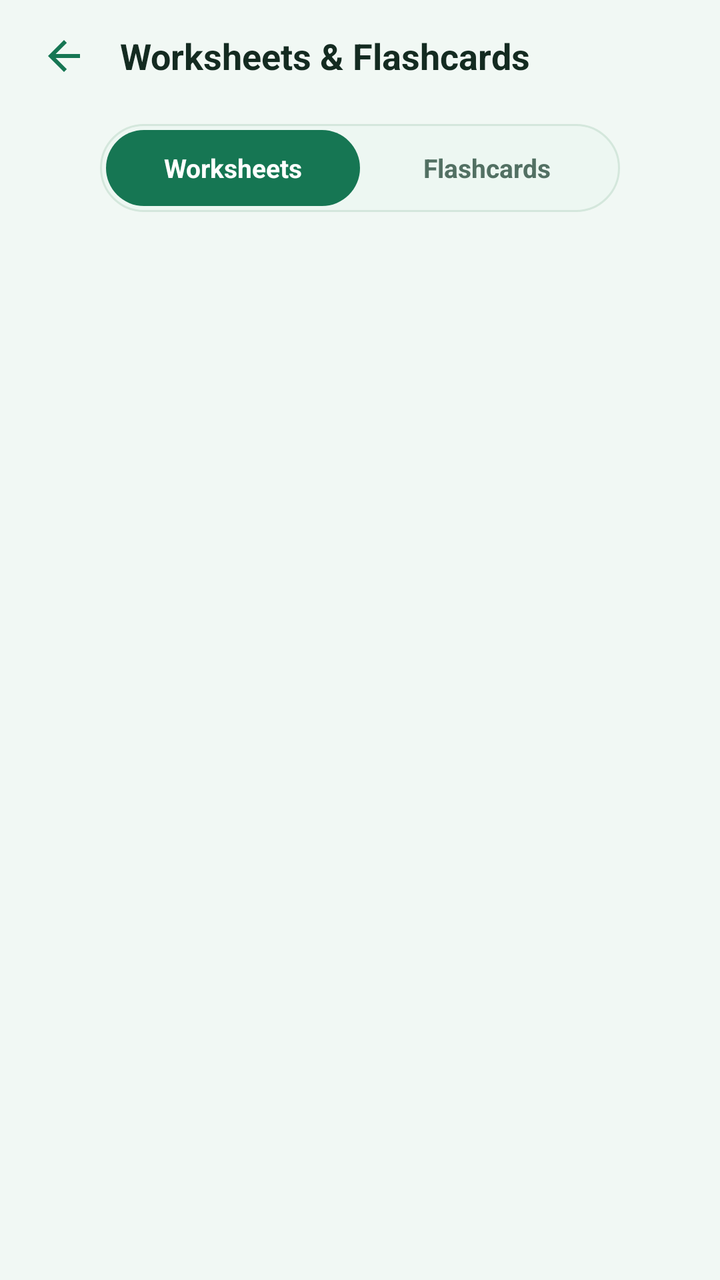
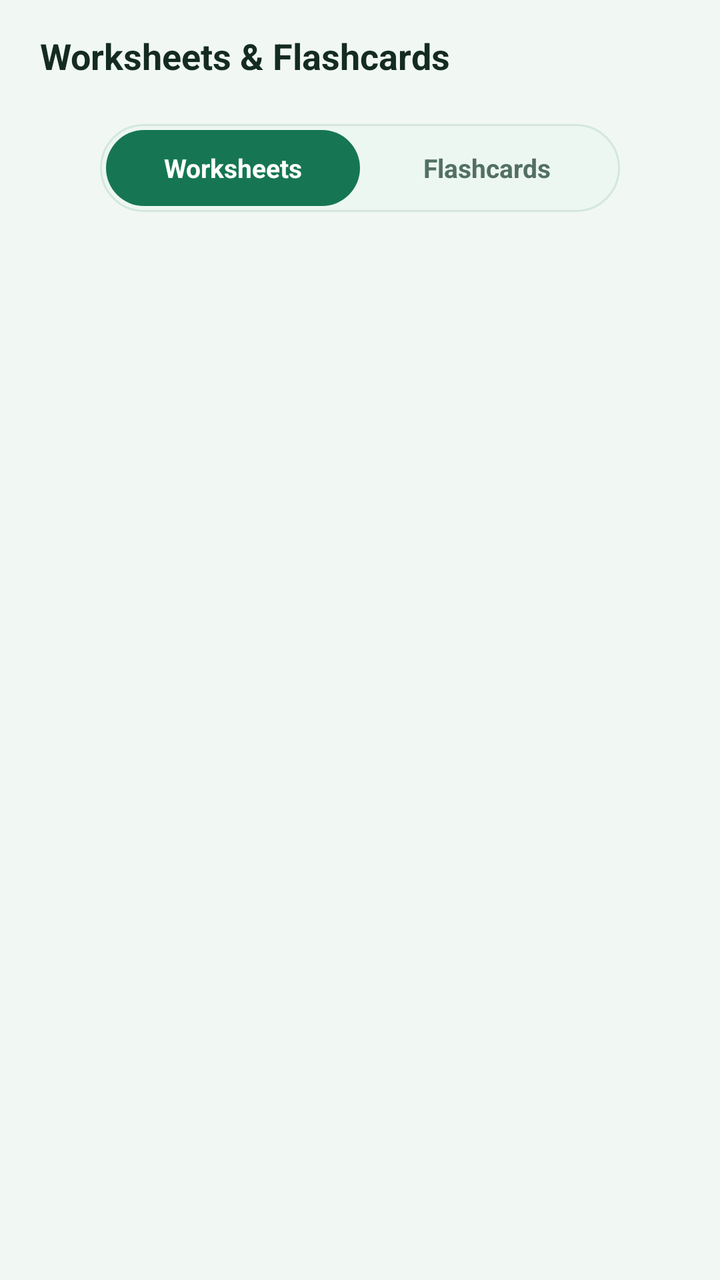

Before-and-after screenshots of an Android layout around one commit, followed by the original layout XML and the change that was made.
<!-- AndroidManifest.xml: application theme Theme.VernacularLearning -->
<!-- res/layout/fragment_worksheets.xml -->
<?xml version="1.0" encoding="utf-8"?>
<androidx.constraintlayout.widget.ConstraintLayout xmlns:android="http://schemas.android.com/apk/res/android"
    xmlns:app="http://schemas.android.com/apk/res-auto"
    xmlns:tools="http://schemas.android.com/tools"
    android:layout_width="match_parent"
    android:layout_height="match_parent"
    android:background="?attr/customBackgroundColor">

    
    <LinearLayout
        android:id="@+id/worksheetsTopBar"
        android:layout_width="match_parent"
        android:layout_height="56dp"
        android:gravity="center_vertical"
        android:orientation="horizontal"
        android:paddingHorizontal="16dp"
        app:layout_constraintEnd_toEndOf="parent"
        app:layout_constraintStart_toStartOf="parent"
        app:layout_constraintTop_toTopOf="parent">

        <ImageView
            android:id="@+id/btnWorksheetsBack"
            android:layout_width="32dp"
            android:layout_height="32dp"
            android:background="?attr/selectableItemBackgroundBorderless"
            android:contentDescription="Back"
            android:padding="4dp"
            android:src="@drawable/ic_arrow_back"
            app:tint="?attr/customPrimaryColor" />

        <TextView
            android:layout_width="0dp"
            android:layout_height="wrap_content"
            android:layout_marginStart="12dp"
            android:layout_weight="1"
            android:text="@string/worksheets_and_flashcards"
            android:textColor="?attr/customTextColor"
            android:textSize="18sp"
            android:textStyle="bold" />
    </LinearLayout>

    
    <LinearLayout
        android:id="@+id/tabContainer"
        android:layout_width="260dp"
        android:layout_height="44dp"
        android:layout_marginTop="6dp"
        android:background="@drawable/bg_tab_container"
        android:orientation="horizontal"
        android:padding="3dp"
        app:layout_constraintEnd_toEndOf="parent"
        app:layout_constraintStart_toStartOf="parent"
        app:layout_constraintTop_toBottomOf="@+id/worksheetsTopBar">

        
        <TextView
            android:id="@+id/tabWorksheets"
            android:layout_width="0dp"
            android:layout_height="match_parent"
            android:layout_weight="1"
            android:background="@drawable/bg_tab_selected"
            android:clickable="true"
            android:focusable="true"
            android:gravity="center"
            android:text="@string/tab_worksheets"
            android:textColor="?attr/colorOnPrimary"
            android:textSize="13sp"
            android:textStyle="bold" />

        
        <TextView
            android:id="@+id/tabFlashcards"
            android:layout_width="0dp"
            android:layout_height="match_parent"
            android:layout_weight="1"
            android:background="@drawable/bg_tab_unselected"
            android:clickable="true"
            android:focusable="true"
            android:gravity="center"
            android:text="@string/tab_flashcards"
            android:textColor="?attr/customTextSecondaryColor"
            android:textSize="13sp"
            android:textStyle="bold" />
    </LinearLayout>

    
    <androidx.recyclerview.widget.RecyclerView
        android:id="@+id/rvWorksheets"
        android:layout_width="0dp"
        android:layout_height="0dp"
        android:layout_marginTop="12dp"
        android:clipToPadding="false"
        android:paddingHorizontal="20dp"
        android:paddingBottom="24dp"
        app:layout_constraintBottom_toBottomOf="parent"
        app:layout_constraintEnd_toEndOf="parent"
        app:layout_constraintStart_toStartOf="parent"
        app:layout_constraintTop_toBottomOf="@+id/tabContainer"
        tools:listitem="@layout/item_worksheet_card" />

    
    <FrameLayout
        android:id="@+id/flashcardTabContainer"
        android:layout_width="0dp"
        android:layout_height="0dp"
        android:visibility="gone"
        app:layout_constraintBottom_toBottomOf="parent"
        app:layout_constraintEnd_toEndOf="parent"
        app:layout_constraintStart_toStartOf="parent"
        app:layout_constraintTop_toBottomOf="@+id/tabContainer" />

</androidx.constraintlayout.widget.ConstraintLayout>
<!-- res/layout/item_worksheet_card.xml (included above) -->
<?xml version="1.0" encoding="utf-8"?>
<com.google.android.material.card.MaterialCardView xmlns:android="http://schemas.android.com/apk/res/android"
    xmlns:app="http://schemas.android.com/apk/res-auto"
    android:id="@+id/cardWorksheetRoot"
    android:layout_width="match_parent"
    android:layout_height="wrap_content"
    android:layout_marginBottom="14dp"
    app:cardBackgroundColor="?attr/customCardColor"
    app:cardCornerRadius="16dp"
    app:cardElevation="1dp"
    app:strokeColor="?attr/customBorderColor"
    app:strokeWidth="1dp">

    <LinearLayout
        android:layout_width="match_parent"
        android:layout_height="wrap_content"
        android:orientation="vertical"
        android:padding="16dp">

        
        <TextView
            android:id="@+id/tvWorksheetTitle"
            android:layout_width="wrap_content"
            android:layout_height="wrap_content"
            android:text="@string/worksheet_numbers_title"
            android:textColor="?attr/customTextColor"
            android:textSize="16sp"
            android:textStyle="bold" />

        <TextView
            android:id="@+id/tvWorksheetSubtitle"
            android:layout_width="wrap_content"
            android:layout_height="wrap_content"
            android:layout_marginTop="2dp"
            android:text="@string/worksheet_numbers_sub"
            android:textColor="?attr/customTextSecondaryColor"
            android:textSize="12sp" />

        
        <com.google.android.material.card.MaterialCardView
            android:layout_width="match_parent"
            android:layout_height="64dp"
            android:layout_marginTop="10dp"
            app:cardBackgroundColor="?attr/customCardTintColor"
            app:cardCornerRadius="10dp"
            app:cardElevation="0dp"
            app:strokeColor="?attr/customBorderColor"
            app:strokeWidth="1dp">

            <FrameLayout
                android:layout_width="match_parent"
                android:layout_height="match_parent">

                
                <ImageView
                    android:id="@+id/ivWorksheetPreview"
                    android:layout_width="match_parent"
                    android:layout_height="match_parent"
                    android:contentDescription="Worksheet Preview"
                    android:padding="6dp"
                    android:scaleType="fitCenter"
                    android:src="@drawable/ic_apples_three" />

                
                <TextView
                    android:id="@+id/tvWorksheetMathPreview"
                    android:layout_width="wrap_content"
                    android:layout_height="wrap_content"
                    android:layout_gravity="center"
                    android:letterSpacing="0.1"
                    android:text="2 + 3 = ?"
                    android:textColor="?attr/customPrimaryColor"
                    android:textSize="18sp"
                    android:textStyle="bold"
                    android:visibility="gone" />
            </FrameLayout>
        </com.google.android.material.card.MaterialCardView>

        
        <ProgressBar
            android:id="@+id/pbWorksheetDownload"
            style="?android:attr/progressBarStyleHorizontal"
            android:layout_width="match_parent"
            android:layout_height="6dp"
            android:layout_marginTop="10dp"
            android:indeterminate="false"
            android:max="100"
            android:progress="45"
            android:progressTint="?attr/customPrimaryColor"
            android:visibility="gone" />

        
        <com.google.android.material.button.MaterialButton
            android:id="@+id/btnDownloadPdf"
            android:layout_width="match_parent"
            android:layout_height="44dp"
            android:layout_marginTop="12dp"
            android:backgroundTint="?attr/customPrimaryColor"
            android:text="@string/btn_download_pdf"
            android:textAllCaps="false"
            android:textColor="?attr/colorOnPrimary"
            android:textSize="13sp"
            android:textStyle="bold"
            app:cornerRadius="22dp"
            app:icon="@drawable/ic_pdf"
            app:iconGravity="textStart"
            app:iconSize="18dp"
            app:iconTint="?attr/colorOnPrimary" />

    </LinearLayout>
</com.google.android.material.card.MaterialCardView>
<!-- resources referenced by this layout -->
<resources>
  <!-- drawable ic_arrow_back (drawable) -->
  <vector xmlns:android="http://schemas.android.com/apk/res/android"
      android:width="24dp"
      android:height="24dp"
      android:viewportWidth="24"
      android:viewportHeight="24">
    <path
        android:fillColor="#167653"
        android:pathData="M20,11H7.83l5.59,-5.59L12,4l-8,8 8,8 1.41,-1.41L7.83,13H20v-2z"/>
  </vector>
  <!-- unchanged entries left out for length: 24 -->
</resources>

<!-- the commit's change to res/layout/fragment_worksheets.xml (unified diff, before → after) -->
@@ -13,26 +13,15 @@
         android:layout_height="56dp"
         android:gravity="center_vertical"
         android:orientation="horizontal"
-        android:paddingHorizontal="16dp"
+        android:paddingHorizontal="20dp"
         app:layout_constraintEnd_toEndOf="parent"
         app:layout_constraintStart_toStartOf="parent"
         app:layout_constraintTop_toTopOf="parent">
 
-        <ImageView
-            android:id="@+id/btnWorksheetsBack"
-            android:layout_width="32dp"
-            android:layout_height="32dp"
-            android:background="?attr/selectableItemBackgroundBorderless"
-            android:contentDescription="Back"
-            android:padding="4dp"
-            android:src="@drawable/ic_arrow_back"
-            app:tint="?attr/customPrimaryColor" />
-
         <TextView
-            android:layout_width="0dp"
+            android:id="@+id/tvWorksheetsHeaderTitle"
+            android:layout_width="wrap_content"
             android:layout_height="wrap_content"
-            android:layout_marginStart="12dp"
-            android:layout_weight="1"
             android:text="@string/worksheets_and_flashcards"
             android:textColor="?attr/customTextColor"
             android:textSize="18sp"
@@ -84,30 +73,267 @@
     </LinearLayout>
 
     
-    <androidx.recyclerview.widget.RecyclerView
-        android:id="@+id/rvWorksheets"
+    <androidx.constraintlayout.widget.ConstraintLayout
+        android:id="@+id/layoutWorksheetsContent"
         android:layout_width="0dp"
         android:layout_height="0dp"
         android:layout_marginTop="12dp"
-        android:clipToPadding="false"
-        android:paddingHorizontal="20dp"
-        android:paddingBottom="24dp"
+        android:visibility="visible"
         app:layout_constraintBottom_toBottomOf="parent"
         app:layout_constraintEnd_toEndOf="parent"
         app:layout_constraintStart_toStartOf="parent"
-        app:layout_constraintTop_toBottomOf="@+id/tabContainer"
-        tools:listitem="@layout/item_worksheet_card" />
+        app:layout_constraintTop_toBottomOf="@+id/tabContainer">
+
+        <androidx.recyclerview.widget.RecyclerView
+            android:id="@+id/rvWorksheets"
+            android:layout_width="match_parent"
+            android:layout_height="match_parent"
+            android:clipToPadding="false"
+            android:paddingHorizontal="20dp"
+            android:paddingBottom="24dp"
+            tools:listitem="@layout/item_worksheet_card" />
+
+        
+        <LinearLayout
+            android:id="@+id/layoutEmptyWorksheets"
+            android:layout_width="wrap_content"
+            android:layout_height="wrap_content"
+            android:gravity="center"
+            android:orientation="vertical"
+            android:padding="24dp"
+            android:visibility="gone"
+            app:layout_constraintBottom_toBottomOf="parent"
+            app:layout_constraintEnd_toEndOf="parent"
+            app:layout_constraintStart_toStartOf="parent"
+            app:layout_constraintTop_toTopOf="parent">
+
+            <ImageView
+                android:layout_width="64dp"
+                android:layout_height="64dp"
+                android:contentDescription="No worksheets"
+                android:src="@drawable/ic_worksheet_quick"
+                app:tint="?attr/customTextSecondaryColor" />
+
+            <TextView
+                android:layout_width="wrap_content"
+                android:layout_height="wrap_content"
+                android:layout_marginTop="12dp"
+                android:text="@string/empty_worksheets_title"
+                android:textColor="?attr/customTextColor"
+                android:textSize="16sp"
+                android:textStyle="bold" />
+
+            <TextView
+                android:layout_width="wrap_content"
+                android:layout_height="wrap_content"
+                android:layout_marginTop="4dp"
+                android:gravity="center"
+                android:text="@string/empty_worksheets_desc"
+                android:textColor="?attr/customTextSecondaryColor"
+                android:textSize="12sp" />
+        </LinearLayout>
+    </androidx.constraintlayout.widget.ConstraintLayout>
 
     
-    <FrameLayout
-        android:id="@+id/flashcardTabContainer"
+    <androidx.constraintlayout.widget.ConstraintLayout
+        android:id="@+id/layoutFlashcardsContent"
         android:layout_width="0dp"
         android:layout_height="0dp"
         android:visibility="gone"
         app:layout_constraintBottom_toBottomOf="parent"
         app:layout_constraintEnd_toEndOf="parent"
         app:layout_constraintStart_toStartOf="parent"
-        app:layout_constraintTop_toBottomOf="@+id/tabContainer" />
+        app:layout_constraintTop_toBottomOf="@+id/tabContainer">
+
+        
+        <com.google.android.material.card.MaterialCardView
+            android:id="@+id/cardFlashcardMain"
+            android:layout_width="0dp"
+            android:layout_height="0dp"
+            android:layout_marginHorizontal="28dp"
+            android:layout_marginTop="16dp"
+            android:layout_marginBottom="16dp"
+            android:clickable="true"
+            android:focusable="true"
+            app:cardBackgroundColor="?attr/customCardColor"
+            app:cardCornerRadius="20dp"
+            app:cardElevation="3dp"
+            app:layout_constraintBottom_toTopOf="@+id/flashcardControls"
+            app:layout_constraintEnd_toEndOf="parent"
+            app:layout_constraintStart_toStartOf="parent"
+            app:layout_constraintTop_toTopOf="parent"
+            app:strokeColor="?attr/customBorderColor"
+            app:strokeWidth="1dp">
+
+            <LinearLayout
+                android:layout_width="match_parent"
+                android:layout_height="match_parent"
+                android:gravity="center"
+                android:orientation="vertical"
+                android:padding="20dp">
+
+                <ImageView
+                    android:id="@+id/ivFlashcardVisual"
+                    android:layout_width="140dp"
+                    android:layout_height="140dp"
+                    android:contentDescription="Flashcard illustration"
+                    android:scaleType="fitCenter"
+                    android:src="@drawable/ic_language" />
+
+                <TextView
+                    android:id="@+id/tvFlashcardHindi"
+                    android:layout_width="wrap_content"
+                    android:layout_height="wrap_content"
+                    android:layout_marginTop="16dp"
+                    android:text="@string/flashcard_hindi_word"
+                    android:textColor="?attr/customTextColor"
+                    android:textSize="26sp"
+                    android:textStyle="bold" />
+
+                <TextView
+                    android:id="@+id/tvFlashcardTransliteration"
+                    android:layout_width="wrap_content"
+                    android:layout_height="wrap_content"
+                    android:layout_marginTop="2dp"
+                    android:text="@string/flashcard_transliteration"
+                    android:textColor="?attr/customTextSecondaryColor"
+                    android:textSize="14sp" />
+
+                <TextView
+                    android:id="@+id/tvFlashcardEnglish"
+                    android:layout_width="wrap_content"
+                    android:layout_height="wrap_content"
+                    android:layout_marginTop="4dp"
+                    android:text="@string/flashcard_english_word"
+                    android:textColor="?attr/customTextSecondaryColor"
+                    android:textSize="16sp"
+                    android:textStyle="bold" />
+
+                <TextView
+                    android:id="@+id/tvFlashcardMotherTongue"
+                    android:layout_width="wrap_content"
+                    android:layout_height="wrap_content"
+                    android:layout_marginTop="10dp"
+                    android:background="@drawable/bg_pill_secondary"
+                    android:paddingHorizontal="16dp"
+                    android:paddingVertical="6dp"
+                    android:text="@string/flashcard_santhali_word"
+                    android:textColor="?attr/customPrimaryColor"
+                    android:textSize="15sp"
+                    android:textStyle="bold"
+                    android:visibility="invisible" />
+
+                <ImageView
+                    android:id="@+id/btnFlashcardAudio"
+                    android:layout_width="40dp"
+                    android:layout_height="40dp"
+                    android:layout_marginTop="12dp"
+                    android:background="?attr/selectableItemBackgroundBorderless"
+                    android:contentDescription="Play pronunciation"
+                    android:padding="8dp"
+                    android:src="@drawable/ic_speaker"
+                    app:tint="?attr/customPrimaryColor" />
+
+                <TextView
+                    android:id="@+id/tvTapHint"
+                    android:layout_width="wrap_content"
+                    android:layout_height="wrap_content"
+                    android:layout_marginTop="6dp"
+                    android:text="@string/tap_to_reveal"
+                    android:textColor="?attr/customTextSecondaryColor"
+                    android:textSize="11sp" />
+            </LinearLayout>
+        </com.google.android.material.card.MaterialCardView>
+
+        
+        <LinearLayout
+            android:id="@+id/flashcardControls"
+            android:layout_width="wrap_content"
+            android:layout_height="48dp"
+            android:layout_marginBottom="24dp"
+            android:gravity="center"
+            android:orientation="horizontal"
+            app:layout_constraintBottom_toBottomOf="parent"
+            app:layout_constraintEnd_toEndOf="parent"
+            app:layout_constraintStart_toStartOf="parent">
+
+            <ImageView
+                android:id="@+id/btnPrevCard"
+                android:layout_width="40dp"
+                android:layout_height="40dp"
+                android:background="@drawable/bg_pill_secondary"
+                android:clickable="true"
+                android:contentDescription="Previous Card"
+                android:focusable="true"
+                android:padding="8dp"
+                android:src="@drawable/ic_arrow_left"
+                app:tint="?attr/customPrimaryColor" />
+
+            <TextView
+                android:id="@+id/tvCardCounter"
+                android:layout_width="wrap_content"
+                android:layout_height="wrap_content"
+                android:layout_marginHorizontal="24dp"
+                android:text="@string/flashcard_counter_sample"
+                android:textColor="?attr/customTextColor"
+                android:textSize="16sp"
+                android:textStyle="bold" />
+
+            <ImageView
+                android:id="@+id/btnNextCard"
+                android:layout_width="40dp"
+                android:layout_height="40dp"
+                android:background="@drawable/bg_pill_secondary"
+                android:clickable="true"
+                android:contentDescription="Next Card"
+                android:focusable="true"
+                android:padding="8dp"
+                android:src="@drawable/ic_arrow_right"
+                app:tint="?attr/customPrimaryColor" />
+        </LinearLayout>
+
+        
+        <LinearLayout
+            android:id="@+id/layoutEmptyFlashcards"
+            android:layout_width="wrap_content"
+            android:layout_height="wrap_content"
+            android:gravity="center"
+            android:orientation="vertical"
+            android:padding="32dp"
+            android:visibility="gone"
+            app:layout_constraintBottom_toBottomOf="parent"
+            app:layout_constraintEnd_toEndOf="parent"
+            app:layout_constraintStart_toStartOf="parent"
+            app:layout_constraintTop_toTopOf="parent">
+
+            <ImageView
+                android:layout_width="64dp"
+                android:layout_height="64dp"
+                android:contentDescription="No flashcards"
+                android:src="@drawable/ic_language"
+                app:tint="?attr/customTextSecondaryColor" />
+
+            <TextView
+                android:layout_width="wrap_content"
+                android:layout_height="wrap_content"
+                android:layout_marginTop="16dp"
+                android:gravity="center"
+                android:text="@string/empty_flashcards_title"
+                android:textColor="?attr/customTextColor"
+                android:textSize="18sp"
+                android:textStyle="bold" />
+
+            <TextView
+                android:layout_width="wrap_content"
+                android:layout_height="wrap_content"
+                android:layout_marginTop="8dp"
+                android:gravity="center"
+                android:text="@string/empty_flashcards_desc"
+                android:textColor="?attr/customTextSecondaryColor"
+                android:textSize="13sp" />
+        </LinearLayout>
+
+    </androidx.constraintlayout.widget.ConstraintLayout>
 
 </androidx.constraintlayout.widget.ConstraintLayout>
 <!-- res/layout/item_worksheet_card.xml (included above) -->
<!-- resource entries referenced after the edit -->
@@ -1,6 +1,16 @@
 <!-- resources referenced by this layout -->
 <resources>
-  <!-- drawable ic_arrow_back (drawable) -->
+  <!-- drawable bg_pill_secondary (drawable) -->
+  <?xml version="1.0" encoding="utf-8"?>
+  <shape xmlns:android="http://schemas.android.com/apk/res/android"
+      android:shape="rectangle">
+      <corners android:radius="20dp" />
+      <solid android:color="?attr/customCardTintColor" />
+      <stroke
+          android:width="1dp"
+          android:color="?attr/customBorderColor" />
+  </shape>
+  <!-- drawable ic_arrow_left (drawable) -->
   <vector xmlns:android="http://schemas.android.com/apk/res/android"
       android:width="24dp"
       android:height="24dp"
@@ -8,8 +18,58 @@
       android:viewportHeight="24">
     <path
         android:fillColor="#167653"
-        android:pathData="M20,11H7.83l5.59,-5.59L12,4l-8,8 8,8 1.41,-1.41L7.83,13H20v-2z"/>
+        android:pathData="M15.41,7.41L14,6l-6,6 6,6 1.41,-1.41L10.83,12z"/>
   </vector>
+  <!-- drawable ic_arrow_right (drawable) -->
+  <vector xmlns:android="http://schemas.android.com/apk/res/android"
+      android:width="24dp"
+      android:height="24dp"
+      android:viewportWidth="24"
+      android:viewportHeight="24">
+    <path
+        android:fillColor="#167653"
+        android:pathData="M10,6L8.59,7.41 13.17,12l-4.58,4.59L10,18l6,-6z"/>
+  </vector>
+  <!-- drawable ic_language (drawable) -->
+  <vector xmlns:android="http://schemas.android.com/apk/res/android"
+      android:width="24dp"
+      android:height="24dp"
+      android:viewportWidth="24"
+      android:viewportHeight="24">
+    <path
+        android:fillColor="#167653"
+        android:pathData="M11.99,2C6.47,2 2,6.48 2,12s4.47,10 9.99,10C17.52,22 22,17.52 22,12S17.52,2 11.99,2zm6.93,6h-2.95c-0.32,-1.25 -0.78,-2.45 -1.38,-3.56 1.84,0.63 3.37,1.91 4.33,3.56zM12,4.04c0.83,1.2 1.48,2.53 1.91,3.96h-3.82c0.43,-1.43 1.08,-2.76 1.91,-3.96zM4.26,14C4.1,13.36 4,12.69 4,12s0.1,-1.36 0.26,-2h3.38c-0.08,0.66 -0.14,1.32 -0.14,2 0,0.68 0.06,1.34 0.14,2H4.26zm0.82,2h2.95c0.32,1.25 0.78,2.45 1.38,3.56 -1.84,-0.63 -3.37,-1.9 -4.33,-3.56zm2.95,-8H5.08c0.96,-1.66 2.49,-2.93 4.33,-3.56 -0.6,1.11 -1.06,2.31 -1.38,3.56zM12,19.96c-0.83,-1.2 -1.48,-2.53 -1.91,-3.96h3.82c-0.43,1.43 -1.08,2.76 -1.91,3.96zM14.34,14H9.66c-0.09,-0.66 -0.16,-1.32 -0.16,-2 0,-0.68 0.07,-1.35 0.16,-2h4.68c0.09,0.65 0.16,1.32 0.16,2 0,0.68 -0.07,1.34 -0.16,2zm0.15,5.56c0.6,-1.11 1.06,-2.31 1.38,-3.56h2.95c-0.96,1.65 -2.49,2.93 -4.33,3.56zM16.36,14c0.08,-0.66 0.14,-1.32 0.14,-2 0,-0.68 -0.06,-1.34 -0.14,-2h3.38c0.16,0.64 0.26,1.31 0.26,2s-0.1,1.36 -0.26,2h-3.38z"/>
+  </vector>
+  <!-- drawable ic_speaker (drawable) -->
+  <vector xmlns:android="http://schemas.android.com/apk/res/android"
+      android:width="24dp"
+      android:height="24dp"
+      android:viewportWidth="24"
+      android:viewportHeight="24">
+    <path
+        android:fillColor="#167653"
+        android:pathData="M3,9v6h4l5,5V4L7,9H3zm13.5,3c0,-1.77 -1.02,-3.29 -2.5,-4.03v8.05c1.48,-0.73 2.5,-2.25 2.5,-4.02zM14,3.23v2.06c2.89,0.86 5,3.54 5,6.71s-2.11,5.85 -5,6.71v2.06c4.01,-0.91 7,-4.49 7,-8.77s-2.99,-7.86 -7,-8.77z"/>
+  </vector>
+  <!-- drawable ic_worksheet_quick (drawable) -->
+  <vector xmlns:android="http://schemas.android.com/apk/res/android"
+      android:width="28dp"
+      android:height="28dp"
+      android:viewportWidth="24"
+      android:viewportHeight="24">
+    <path
+        android:fillColor="#167653"
+        android:pathData="M19,3H5C3.9,3 3,3.9 3,5v14c0,1.1 0.9,2 2,2h14c1.1,0 2,-0.9 2,-2V5c0,-1.1 -0.9,-2 -2,-2zm-8,14H5v-4h6v4zm0,-6H5V7h6v4zm8,6h-6v-4h6v4zm0,-6h-6V7h6v4z"/>
+  </vector>
+  <string name="empty_flashcards_desc">No vocabulary flashcards found offline. Vocabulary items will appear here when added.</string>
+  <string name="empty_flashcards_title">No Flashcards Available</string>
+  <string name="empty_worksheets_desc">No offline worksheets stored yet. Downloaded worksheets will appear here.</string>
+  <string name="empty_worksheets_title">No Worksheets Available Offline</string>
+  <string name="flashcard_counter_sample">1 / 10</string>
+  <string name="flashcard_english_word">Apple</string>
+  <string name="flashcard_hindi_word">सेब</string>
+  <string name="flashcard_santhali_word">ᱟᱯᱮᱞ (Apel / Seb)</string>
+  <string name="flashcard_transliteration">(Seb)</string>
+  <string name="tap_to_reveal">Tap card to reveal translation</string>
   <!-- unchanged entries left out for length: 24 -->
 </resources>
 
